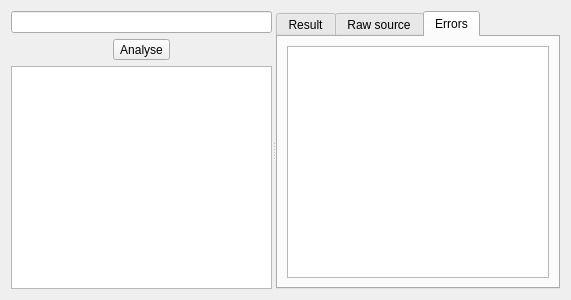
Above: plugins/padtoolsplugin/padwriter.ui from FreeHealth/freehealth before the change. Below: the same form after it.
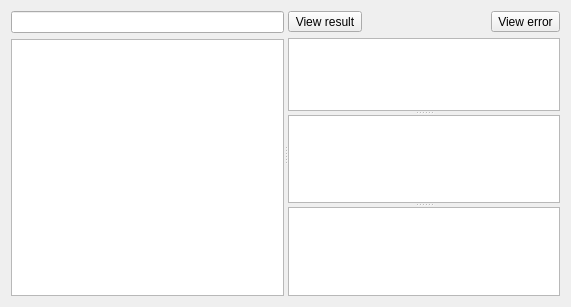
That is the form after the change. Custom widgets are drawn as their Qt base class.

Commit message: new constants, working on drag/drop in PadWriter, using a new TextEditor inherited class

The edit to the form file:
```diff
--- a/plugins/padtoolsplugin/padwriter.ui
+++ b/plugins/padtoolsplugin/padwriter.ui
@@ -7,15 +7,15 @@
     <x>0</x>
     <y>0</y>
     <width>571</width>
-    <height>300</height>
+    <height>307</height>
    </rect>
   </property>
   <property name="windowTitle">
    <string>Form</string>
   </property>
-  <layout class="QGridLayout" name="gridLayout_3">
+  <layout class="QGridLayout" name="gridLayout_2">
    <item row="0" column="0">
-    <widget class="QSplitter" name="splitter">
+    <widget class="QSplitter" name="splitter_3">
      <property name="orientation">
       <enum>Qt::Horizontal</enum>
      </property>
@@ -24,61 +24,68 @@
        <item>
         <widget class="QLineEdit" name="search"/>
        </item>
-       <item>
-        <layout class="QHBoxLayout" name="horizontalLayout">
-         <item>
-          <widget class="QToolButton" name="analyse">
-           <property name="text">
-            <string>Analyse</string>
-           </property>
-          </widget>
-         </item>
-        </layout>
-       </item>
        <item>
         <widget class="QTreeView" name="treeView"/>
        </item>
       </layout>
      </widget>
-     <widget class="QTabWidget" name="tabWidget">
-      <property name="currentIndex">
-       <number>2</number>
+     <widget class="QSplitter" name="splitter_2">
+      <property name="orientation">
+       <enum>Qt::Vertical</enum>
       </property>
-      <widget class="QWidget" name="writerTab">
-       <attribute name="title">
-        <string>Result</string>
-       </attribute>
-       <layout class="QGridLayout" name="gridLayout_2">
-        <item row="0" column="0">
-         <widget class="QTextEdit" name="wysiwyg"/>
-        </item>
-       </layout>
+      <widget class="QSplitter" name="splitter">
+       <property name="orientation">
+        <enum>Qt::Vertical</enum>
+       </property>
+       <widget class="QWidget" name="layoutWidget_2">
+        <layout class="QGridLayout" name="gridLayout">
+         <item row="0" column="0">
+          <widget class="QToolButton" name="viewResult">
+           <property name="text">
+            <string>View result</string>
+           </property>
+          </widget>
+         </item>
+         <item row="0" column="1">
+          <spacer name="horizontalSpacer">
+           <property name="orientation">
+            <enum>Qt::Horizontal</enum>
+           </property>
+           <property name="sizeHint" stdset="0">
+            <size>
+             <width>40</width>
+             <height>20</height>
+            </size>
+           </property>
+          </spacer>
+         </item>
+         <item row="0" column="2">
+          <widget class="QToolButton" name="viewError">
+           <property name="text">
+            <string>View error</string>
+           </property>
+          </widget>
+         </item>
+         <item row="1" column="0" colspan="3">
+          <widget class="QTextEdit" name="wysiwyg"/>
+         </item>
+        </layout>
+       </widget>
+       <widget class="DragDropTextEdit" name="rawSource"/>
       </widget>
-      <widget class="QWidget" name="sourceTab">
-       <attribute name="title">
-        <string>Raw source</string>
-       </attribute>
-       <layout class="QGridLayout" name="gridLayout">
-        <item row="0" column="0">
-         <widget class="QPlainTextEdit" name="rawSource"/>
-        </item>
-       </layout>
-      </widget>
-      <widget class="QWidget" name="tab">
-       <attribute name="title">
-        <string>Errors</string>
-       </attribute>
-       <layout class="QGridLayout" name="gridLayout_4">
-        <item row="0" column="0">
-         <widget class="QListWidget" name="listWidgetErrors"/>
-        </item>
-       </layout>
-      </widget>
+      <widget class="QListWidget" name="listWidgetErrors"/>
      </widget>
     </widget>
    </item>
   </layout>
  </widget>
+ <customwidgets>
+  <customwidget>
+   <class>DragDropTextEdit</class>
+   <extends>QTextEdit</extends>
+   <header location="global">padtoolsplugin/dragdroptextedit.h</header>
+  </customwidget>
+ </customwidgets>
  <resources/>
  <connections/>
 </ui>
```
The commit also changes 7 other files.
